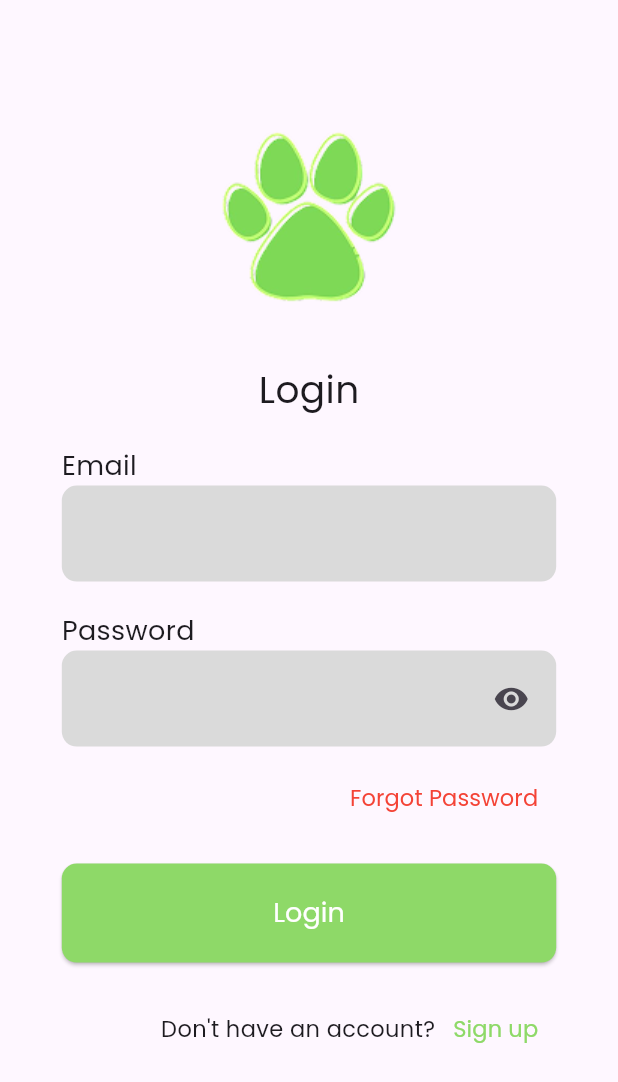
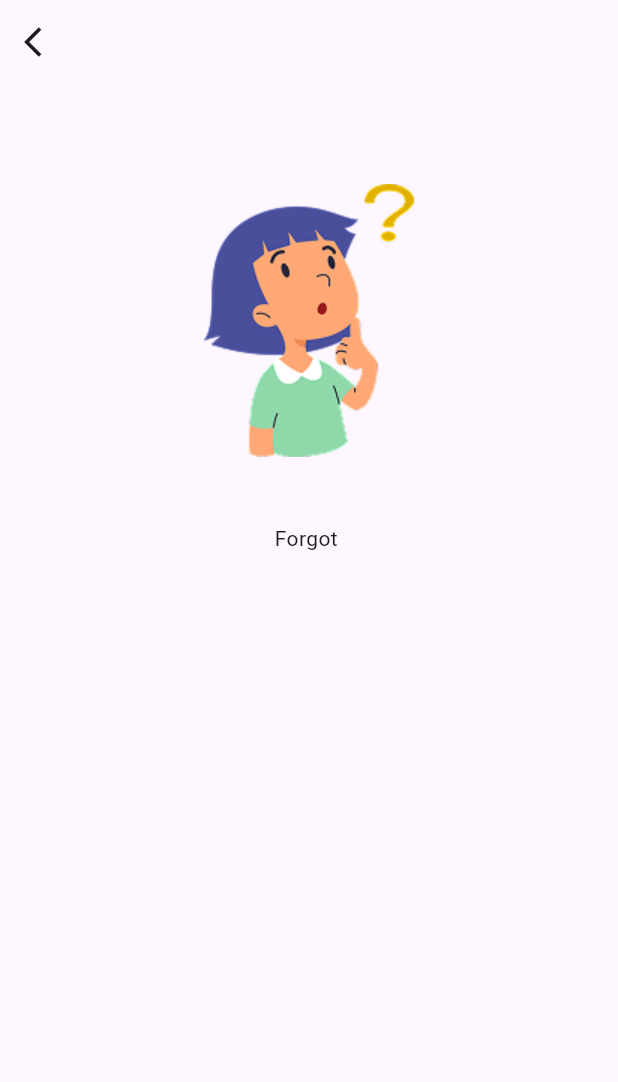
Before and after one commit to mzxriano/cityvet, a Flutter app: the screen it shows after launch, on a phone screen of 412 x 824 dp. Shown: the top 1082 px of the screen. Run offline on Flutter 3.47's test engine with Material 3 defaults, Android fonts, the phone set to English and light mode, and no system bars.

Commit message:
feat(text-utils): add forgot password text

```diff
--- a/cityvet_app/lib/main.dart
+++ b/cityvet_app/lib/main.dart
@@ -1,3 +1,4 @@
+import 'package:cityvet_app/views/forgot_pass_view.dart';
 import 'package:cityvet_app/views/login_view.dart';
 import 'package:flutter/material.dart';
 
@@ -13,7 +14,7 @@ class MainApp extends StatelessWidget {
   @override
   Widget build(BuildContext context) {
     return const MaterialApp(
-      home: LoginView(),
+      home: ForgotPassView(),
     );
   }
 }
--- a/cityvet_app/lib/utils/config.dart
+++ b/cityvet_app/lib/utils/config.dart
@@ -43,7 +43,9 @@ class Config {
     )
   );
 
+  // Padding styles
   static const paddingTextfield = EdgeInsets.symmetric(horizontal: 15.0, vertical: 20.0);
+  static final paddingScreen = EdgeInsets.symmetric(horizontal: screenWidth! * 0.1, vertical: screenHeight! * 0.07);
 
   // Colors
   static const Color primaryColor = Color(0xFF8ED968);
--- /dev/null
+++ b/cityvet_app/lib/utils/text.dart
@@ -0,0 +1,7 @@
+class AppText {
+
+  static final enText = {
+    'forgot_passwor' : 'Don\'t worry! Please enter your phone or email address to send verification code.',
+  };
+
+}
--- /dev/null
+++ b/cityvet_app/lib/views/forgot_pass_view.dart
@@ -0,0 +1,38 @@
+import 'package:flutter/material.dart';
+import 'package:cityvet_app/utils/config.dart';
+
+class ForgotPassView extends StatelessWidget {
+  const ForgotPassView({super.key});
+
+  @override
+  Widget build(BuildContext context) {
+    Config().init(context);
+    return Scaffold(
+      appBar: AppBar(
+        leading: IconButton(
+          onPressed: (){},
+          icon: Icon(Icons.arrow_back_ios),
+        ),
+      ),
+      body: SafeArea(
+        child: Padding(
+          padding: Config.paddingScreen,
+          child: Column(
+            children: [
+              Center(
+                child: Image.asset('assets/images/forgot_pass.png',
+                width: 200,
+                height: 200,
+                ),
+              ),
+              Config.heightBig,
+              Text(
+                'Forgot '
+              )
+            ],
+          ),
+        ),
+      ),
+    );
+  }
+}
--- a/cityvet_app/lib/views/login_view.dart
+++ b/cityvet_app/lib/views/login_view.dart
@@ -59,7 +59,7 @@ class _LoginViewState extends State<LoginView> {
       body: SafeArea(
         child: SingleChildScrollView(
           child: Padding(
-            padding: EdgeInsets.symmetric(horizontal: Config.screenWidth! * 0.1, vertical: Config.screenHeight! * 0.07),
+            padding: Config.paddingScreen,
             child: Column(
               crossAxisAlignment: CrossAxisAlignment.start,
               children: [
--- a/cityvet_app/lib/views/signup_view.dart
+++ b/cityvet_app/lib/views/signup_view.dart
@@ -104,7 +104,7 @@ class _SignupViewState extends State<SignupView> {
       body: SafeArea(
         child: SingleChildScrollView(
           child: Padding(
-            padding: EdgeInsets.symmetric(horizontal: Config.screenWidth! * 0.1, vertical: Config.screenHeight! * 0.07),
+            padding: Config.paddingScreen,
             child: Column(
               crossAxisAlignment: CrossAxisAlignment.start,
               children: [
--- a/cityvet_app/pubspec.yaml
+++ b/cityvet_app/pubspec.yaml
@@ -20,6 +20,7 @@ flutter:
 
   assets:
     - assets/images/logo.png
+    - assets/images/forgot_pass.png
 
   fonts:
     - family: Poppins
```
Also changed, not shown: cityvet_app/assets/images/forgot_pass.png (added).
